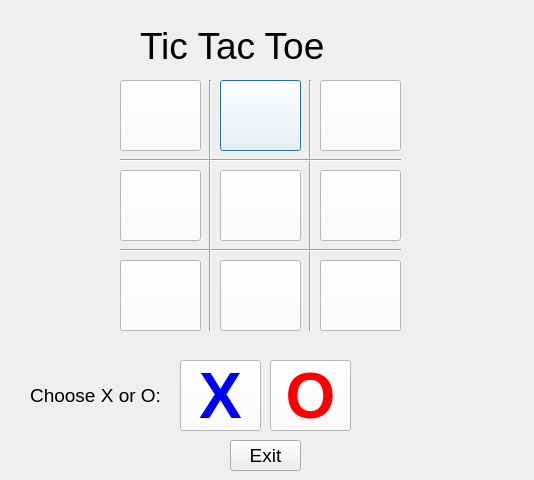
Above: GamesApp/tic_tac_toe.ui from NoahMcKearney/Software-Team-Project before the change. Below: the same form after it.
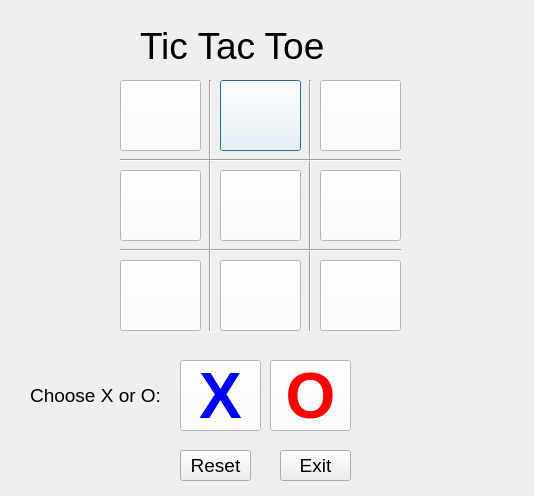
That is the form after the change.

Commit message: Finished Tic Tac Toe and form

Patch:
```diff
--- a/GamesApp/tic_tac_toe.ui
+++ b/GamesApp/tic_tac_toe.ui
@@ -7,7 +7,7 @@
     <x>0</x>
     <y>0</y>
     <width>534</width>
-    <height>480</height>
+    <height>496</height>
    </rect>
   </property>
   <property name="windowTitle">
@@ -522,8 +522,8 @@
   <widget class="QPushButton" name="exitButton">
    <property name="geometry">
     <rect>
-     <x>230</x>
-     <y>440</y>
+     <x>280</x>
+     <y>450</y>
      <width>71</width>
      <height>31</height>
     </rect>
@@ -586,6 +586,24 @@
     <bool>true</bool>
    </property>
   </widget>
+  <widget class="QPushButton" name="resetButton">
+   <property name="geometry">
+    <rect>
+     <x>180</x>
+     <y>450</y>
+     <width>71</width>
+     <height>31</height>
+    </rect>
+   </property>
+   <property name="font">
+    <font>
+     <pointsize>14</pointsize>
+    </font>
+   </property>
+   <property name="text">
+    <string>Reset</string>
+   </property>
+  </widget>
  </widget>
  <layoutdefault spacing="6" margin="11"/>
  <resources/>
```
Left out of the diff: 22 changed lines with no effect on the pictures. The commit also changes 2 other files.
